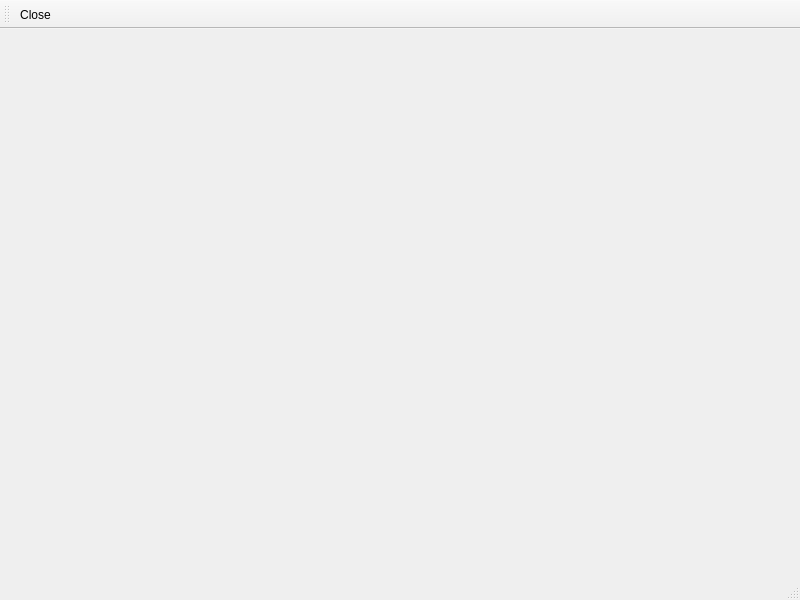
This is ui/sequenceViewer.ui in josalggui/MaRGE as Qt 5 draws it before an edit. The edited form follows.
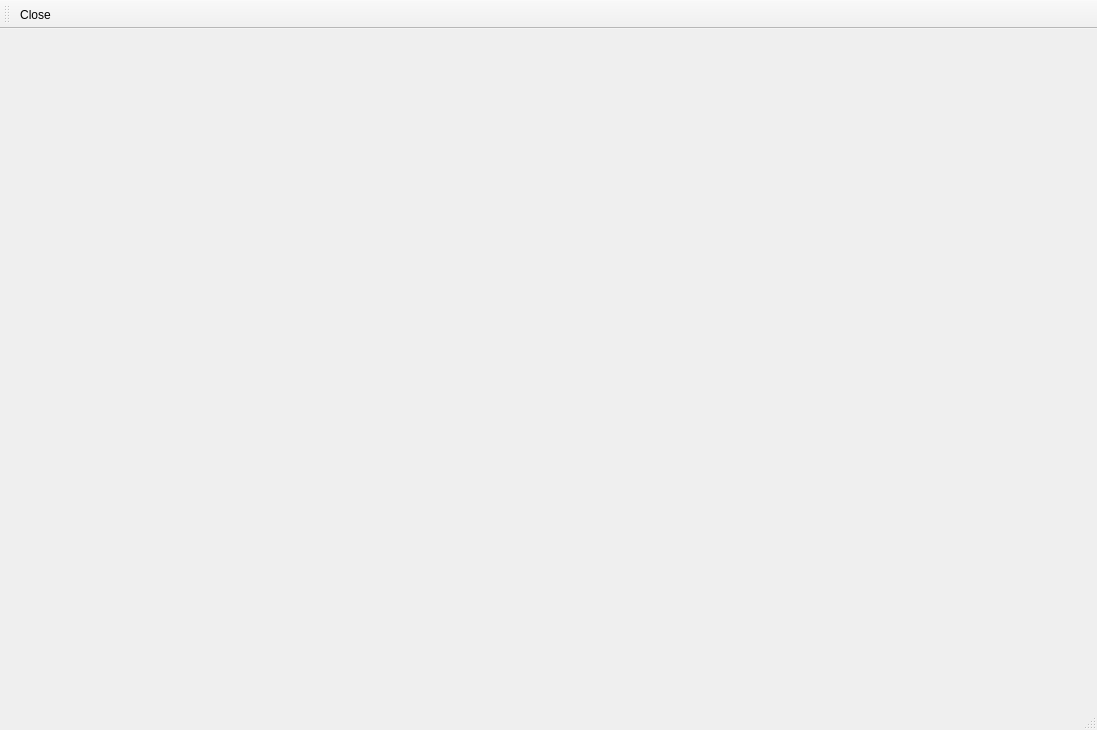
This is the edited form. Icons and pictures are not drawn.

Commit message: plot sequences

What changed in the file:
```diff
--- a/ui/sequenceViewer.ui
+++ b/ui/sequenceViewer.ui
@@ -6,8 +6,8 @@
    <rect>
     <x>0</x>
     <y>0</y>
-    <width>800</width>
-    <height>600</height>
+    <width>1097</width>
+    <height>730</height>
    </rect>
   </property>
   <property name="windowTitle">
@@ -19,8 +19,8 @@
      <rect>
       <x>10</x>
       <y>10</y>
-      <width>781</width>
-      <height>541</height>
+      <width>1081</width>
+      <height>631</height>
      </rect>
     </property>
     <property name="sizePolicy">
```
Left out of the diff: 2 changed lines with no effect on the pictures. The commit also changes 15 other files.
